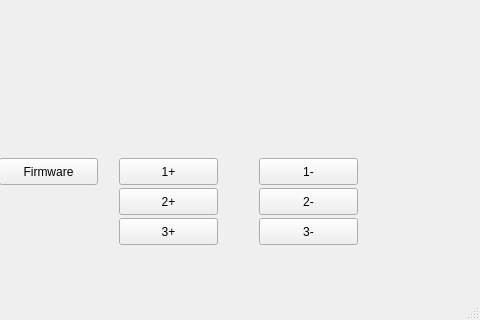
Old version of the form qtEx/mainwindow.ui in the repository wieker/Hantek6022BL; both pictures show x 121 to 601 and y 179 to 499 of the 601 by 499 pixel window.
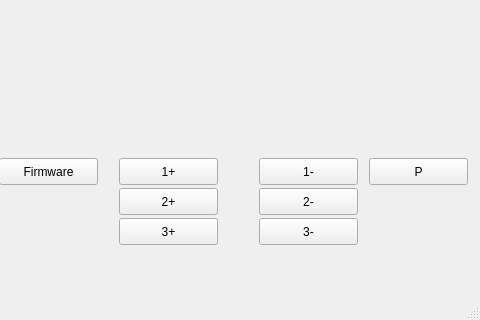
New version of the form.

Patch:
```diff
--- a/qtEx/mainwindow.ui
+++ b/qtEx/mainwindow.ui
@@ -118,6 +118,19 @@
      <string>3+</string>
     </property>
    </widget>
+   <widget class="QPushButton" name="pushButton_7">
+    <property name="geometry">
+     <rect>
+      <x>490</x>
+      <y>320</y>
+      <width>99</width>
+      <height>27</height>
+     </rect>
+    </property>
+    <property name="text">
+     <string>P</string>
+    </property>
+   </widget>
   </widget>
   <widget class="QMenuBar" name="menuBar">
    <property name="geometry">
```
